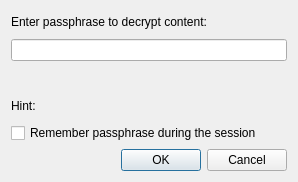
Before: the Qt Designer form libqutenote/src/note_editor/NoteDecryptionDialog.ui in d1vanov/quentier, drawn with Qt 5.
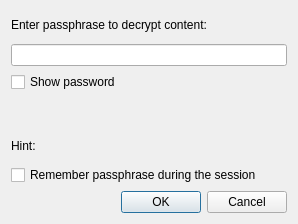
After: the same form once the commit is applied.

Commit message: Change the default echo mode to password for NoteDecryptionDialog and also make it possible to show password

Patch:
```diff
--- a/libqutenote/src/note_editor/NoteDecryptionDialog.ui
+++ b/libqutenote/src/note_editor/NoteDecryptionDialog.ui
@@ -7,7 +7,7 @@
     <x>0</x>
     <y>0</y>
     <width>298</width>
-    <height>182</height>
+    <height>224</height>
    </rect>
   </property>
   <property name="windowTitle">
@@ -34,6 +34,16 @@
     <widget class="QLineEdit" name="passwordLineEdit">
      <property name="text">
       <string notr="true"/>
+     </property>
+     <property name="echoMode">
+      <enum>QLineEdit::Password</enum>
+     </property>
+    </widget>
+   </item>
+   <item>
+    <widget class="QCheckBox" name="showPasswordCheckBox">
+     <property name="text">
+      <string>Show password</string>
      </property>
     </widget>
    </item>
```
The commit also changes 2 other files.
